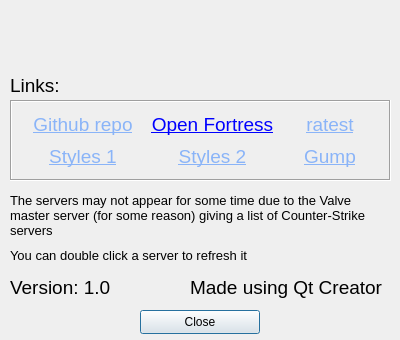
TheRatest/of-server-browser, file infodialog.ui: the form before one commit.
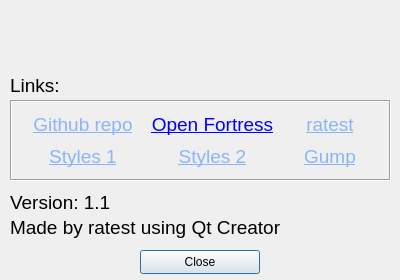
The form after the commit. Icons and pictures are not drawn.

Patch:
```diff
--- a/infodialog.ui
+++ b/infodialog.ui
@@ -7,7 +7,7 @@
     <x>0</x>
     <y>0</y>
     <width>400</width>
-    <height>340</height>
+    <height>280</height>
    </rect>
   </property>
   <property name="sizePolicy">
@@ -19,13 +19,13 @@
   <property name="minimumSize">
    <size>
     <width>400</width>
-    <height>340</height>
+    <height>280</height>
    </size>
   </property>
   <property name="maximumSize">
    <size>
     <width>400</width>
-    <height>340</height>
+    <height>280</height>
    </size>
   </property>
   <property name="windowTitle">
@@ -42,7 +42,7 @@
    <property name="geometry">
     <rect>
      <x>140</x>
-     <y>310</y>
+     <y>250</y>
      <width>120</width>
      <height>24</height>
     </rect>
@@ -240,9 +240,9 @@
   <widget class="QLabel" name="label_7">
    <property name="geometry">
     <rect>
-     <x>190</x>
-     <y>270</y>
-     <width>200</width>
+     <x>10</x>
+     <y>210</y>
+     <width>271</width>
      <height>35</height>
     </rect>
    </property>
@@ -252,14 +252,14 @@
     </font>
    </property>
    <property name="text">
-    <string>Made using Qt Creator</string>
+    <string>Made by ratest using Qt Creator</string>
    </property>
   </widget>
   <widget class="QLabel" name="label_6">
    <property name="geometry">
     <rect>
      <x>10</x>
-     <y>270</y>
+     <y>185</y>
      <width>100</width>
      <height>35</height>
     </rect>
@@ -270,49 +270,7 @@
     </font>
    </property>
    <property name="text">
-    <string>Version: 1.0</string>
-   </property>
-  </widget>
-  <widget class="QLabel" name="label_8">
-   <property name="geometry">
-    <rect>
-     <x>10</x>
-     <y>190</y>
-     <width>381</width>
-     <height>51</height>
-    </rect>
-   </property>
-   <property name="font">
-    <font>
-     <pointsize>10</pointsize>
-    </font>
-   </property>
-   <property name="text">
-    <string>The servers may not appear for some time due to the Valve master server (for some reason) giving a list of Counter-Strike servers</string>
-   </property>
-   <property name="wordWrap">
-    <bool>true</bool>
-   </property>
-  </widget>
-  <widget class="QLabel" name="label_9">
-   <property name="geometry">
-    <rect>
-     <x>10</x>
-     <y>245</y>
-     <width>381</width>
-     <height>21</height>
-    </rect>
-   </property>
-   <property name="font">
-    <font>
-     <pointsize>10</pointsize>
-    </font>
-   </property>
-   <property name="text">
-    <string>You can double click a server to refresh it</string>
-   </property>
-   <property name="wordWrap">
-    <bool>true</bool>
+    <string>Version: 1.1</string>
    </property>
   </widget>
   <widget class="QLabel" name="label">
```
